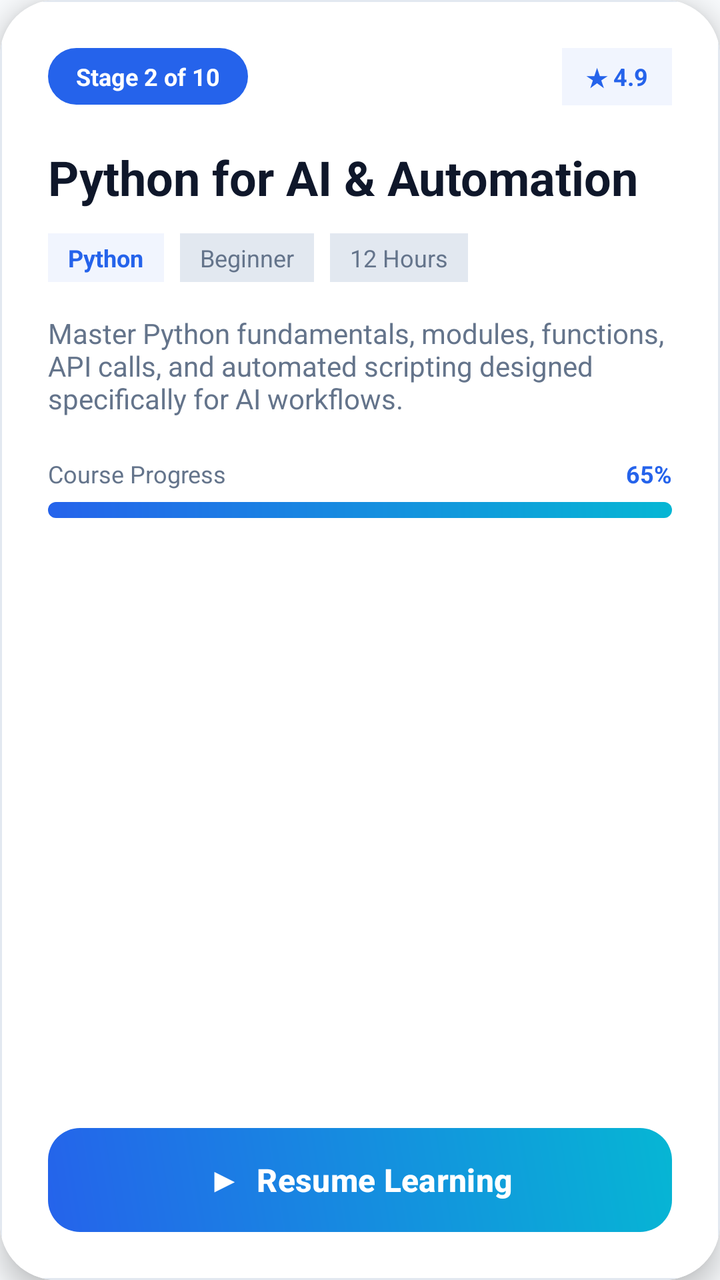
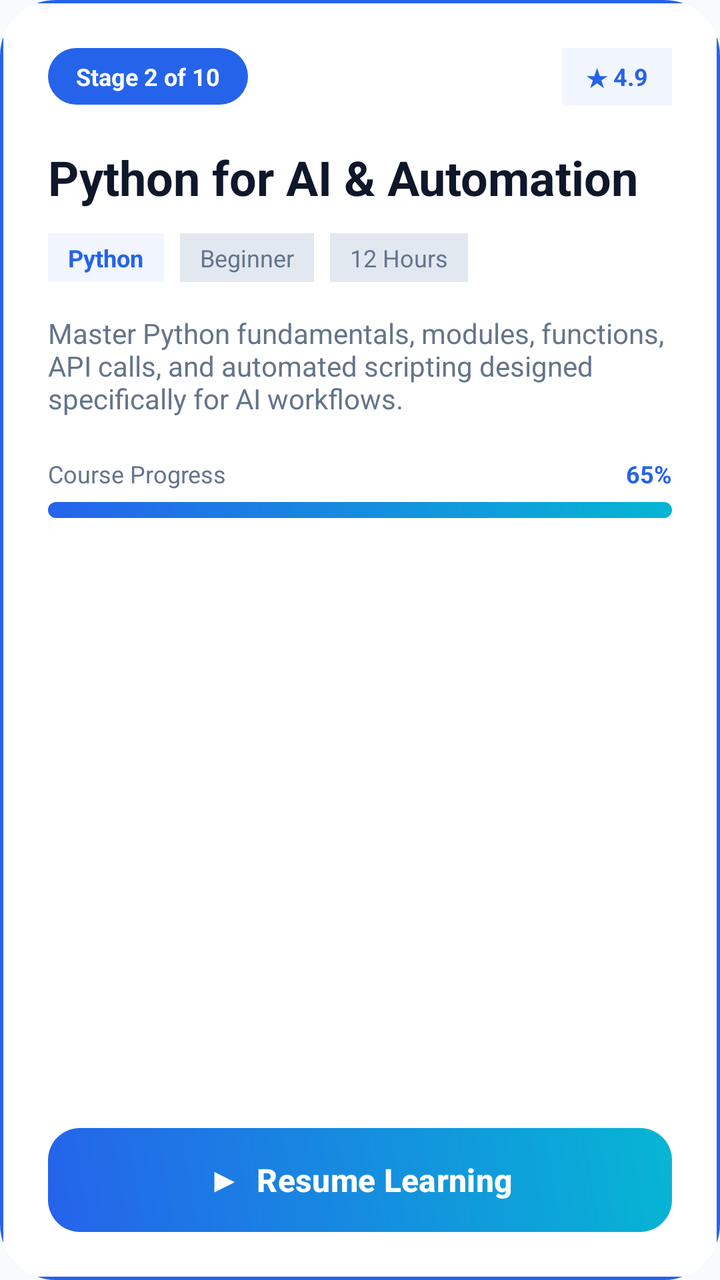

Screens rendered from an Android XML layout before and after an edit, with the pre-edit source and the edit as a unified diff.
<!-- AndroidManifest.xml: application theme Theme.CertifAI -->
<!-- res/layout/item_course_carousel.xml -->
<?xml version="1.0" encoding="utf-8"?>
<androidx.cardview.widget.CardView xmlns:android="http://schemas.android.com/apk/res/android"
    xmlns:app="http://schemas.android.com/apk/res-auto"
    xmlns:tools="http://schemas.android.com/tools"
    android:layout_width="match_parent"
    android:layout_height="350dp"
    android:layout_marginHorizontal="16dp"
    android:layout_marginVertical="24dp"
    app:cardBackgroundColor="@color/surface_light"
    app:cardCornerRadius="28dp"
    app:cardElevation="8dp">

    <androidx.constraintlayout.widget.ConstraintLayout
        android:layout_width="match_parent"
        android:layout_height="match_parent"
        android:background="@drawable/bg_card_surface"
        android:padding="24dp">

        
        <TextView
            android:id="@+id/tvStageBadge"
            android:layout_width="wrap_content"
            android:layout_height="wrap_content"
            android:background="@drawable/bg_chip_selected"
            android:paddingHorizontal="14dp"
            android:paddingVertical="6dp"
            android:text="Stage 2 of 10"
            android:textColor="@color/white"
            android:textSize="12sp"
            android:textStyle="bold"
            app:layout_constraintStart_toStartOf="parent"
            app:layout_constraintTop_toTopOf="parent" />

        
        <TextView
            android:id="@+id/tvRating"
            android:layout_width="wrap_content"
            android:layout_height="wrap_content"
            android:background="#102563EB"
            android:paddingHorizontal="12dp"
            android:paddingVertical="6dp"
            android:text="★ 4.9"
            android:textColor="@color/electric_blue"
            android:textSize="12sp"
            android:textStyle="bold"
            app:layout_constraintEnd_toEndOf="parent"
            app:layout_constraintTop_toTopOf="parent" />

        
        <TextView
            android:id="@+id/tvCourseTitle"
            android:layout_width="0dp"
            android:layout_height="wrap_content"
            android:layout_marginTop="20dp"
            android:text="Python for AI &amp; Automation"
            android:textColor="@color/text_primary_light"
            android:textSize="24sp"
            android:textStyle="bold"
            app:layout_constraintEnd_toEndOf="parent"
            app:layout_constraintStart_toStartOf="parent"
            app:layout_constraintTop_toBottomOf="@id/tvStageBadge" />

        
        <LinearLayout
            android:id="@+id/llMetadata"
            android:layout_width="0dp"
            android:layout_height="wrap_content"
            android:layout_marginTop="12dp"
            android:orientation="horizontal"
            app:layout_constraintEnd_toEndOf="parent"
            app:layout_constraintStart_toStartOf="parent"
            app:layout_constraintTop_toBottomOf="@id/tvCourseTitle">

            <TextView
                android:id="@+id/tvCategory"
                android:layout_width="wrap_content"
                android:layout_height="wrap_content"
                android:layout_marginEnd="8dp"
                android:background="#102563EB"
                android:paddingHorizontal="10dp"
                android:paddingVertical="4dp"
                android:text="Python"
                android:textColor="@color/electric_blue"
                android:textSize="12sp"
                android:textStyle="bold" />

            <TextView
                android:id="@+id/tvLevel"
                android:layout_width="wrap_content"
                android:layout_height="wrap_content"
                android:layout_marginEnd="8dp"
                android:background="@color/border_light"
                android:paddingHorizontal="10dp"
                android:paddingVertical="4dp"
                android:text="Beginner"
                android:textColor="@color/text_secondary_light"
                android:textSize="12sp" />

            <TextView
                android:id="@+id/tvDuration"
                android:layout_width="wrap_content"
                android:layout_height="wrap_content"
                android:background="@color/border_light"
                android:paddingHorizontal="10dp"
                android:paddingVertical="4dp"
                android:text="12 Hours"
                android:textColor="@color/text_secondary_light"
                android:textSize="12sp" />
        </LinearLayout>

        
        <TextView
            android:id="@+id/tvDescription"
            android:layout_width="0dp"
            android:layout_height="wrap_content"
            android:layout_marginTop="16dp"
            android:ellipsize="end"
            android:maxLines="3"
            android:text="Master Python fundamentals, modules, functions, API calls, and automated scripting designed specifically for AI workflows."
            android:textColor="@color/text_secondary_light"
            android:textSize="14sp"
            app:layout_constraintEnd_toEndOf="parent"
            app:layout_constraintStart_toStartOf="parent"
            app:layout_constraintTop_toBottomOf="@id/llMetadata" />

        
        <LinearLayout
            android:id="@+id/llProgress"
            android:layout_width="0dp"
            android:layout_height="wrap_content"
            android:layout_marginTop="20dp"
            android:orientation="vertical"
            app:layout_constraintEnd_toEndOf="parent"
            app:layout_constraintStart_toStartOf="parent"
            app:layout_constraintTop_toBottomOf="@id/tvDescription">

            <LinearLayout
                android:layout_width="match_parent"
                android:layout_height="wrap_content"
                android:orientation="horizontal">

                <TextView
                    android:layout_width="0dp"
                    android:layout_height="wrap_content"
                    android:layout_weight="1"
                    android:text="Course Progress"
                    android:textColor="@color/text_secondary_light"
                    android:textSize="12sp" />

                <TextView
                    android:id="@+id/tvProgressPercent"
                    android:layout_width="wrap_content"
                    android:layout_height="wrap_content"
                    android:text="65%"
                    android:textColor="@color/electric_blue"
                    android:textSize="12sp"
                    android:textStyle="bold" />
            </LinearLayout>

            <ProgressBar
                android:id="@+id/pbProgress"
                style="@android:style/Widget.ProgressBar.Horizontal"
                android:layout_width="match_parent"
                android:layout_height="8dp"
                android:layout_marginTop="6dp"
                android:max="100"
                android:progress="65"
                android:progressDrawable="@drawable/bg_primary_button" />
        </LinearLayout>

        
        <Button
            android:id="@+id/btnStartCourse"
            android:layout_width="0dp"
            android:layout_height="52dp"
            android:background="@drawable/bg_primary_button"
            android:text="▶  Resume Learning"
            android:textAllCaps="false"
            android:textColor="@color/white"
            android:textSize="16sp"
            android:textStyle="bold"
            app:backgroundTint="@null"
            app:layout_constraintBottom_toBottomOf="parent"
            app:layout_constraintEnd_toEndOf="parent"
            app:layout_constraintStart_toStartOf="parent" />

    </androidx.constraintlayout.widget.ConstraintLayout>
</androidx.cardview.widget.CardView>
<!-- resources referenced by this layout -->
<resources>
  <color name="border_light">#E2E8F0</color>
  <color name="electric_blue">#2563EB</color>
  <color name="surface_light">#FFFFFF</color>
  <color name="text_primary_light">#0F172A</color>
  <color name="text_secondary_light">#64748B</color>
  <color name="white">#FFFFFFFF</color>
  <!-- drawable bg_card_surface (drawable) -->
  <?xml version="1.0" encoding="utf-8"?>
  <shape xmlns:android="http://schemas.android.com/apk/res/android"
      android:shape="rectangle">
      <solid android:color="@color/surface_light" />
      <corners android:radius="18dp" />
      <stroke
          android:width="1dp"
          android:color="@color/border_light" />
  </shape>
  <!-- drawable bg_chip_selected (drawable) -->
  <?xml version="1.0" encoding="utf-8"?>
  <shape xmlns:android="http://schemas.android.com/apk/res/android"
      android:shape="rectangle">
      <solid android:color="@color/electric_blue" />
      <corners android:radius="20dp" />
  </shape>
  <!-- drawable bg_primary_button (drawable) -->
  <?xml version="1.0" encoding="utf-8"?>
  <shape xmlns:android="http://schemas.android.com/apk/res/android"
      android:shape="rectangle">
      <gradient
          android:angle="45"
          android:endColor="@color/cyan_accent"
          android:startColor="@color/electric_blue" />
      <corners android:radius="16dp" />
  </shape>
  <style name="Theme.CertifAI" parent="Base.Theme.CertifAI" />
  <color name="cyan_accent">#06B6D4</color>
  <style name="Base.Theme.CertifAI" parent="Theme.Material3.DayNight.NoActionBar">
          <item name="colorPrimary">@color/electric_blue</item>
          <item name="colorOnPrimary">@color/white</item>
          <item name="colorSecondary">@color/cyan_accent</item>
          <item name="android:statusBarColor">@color/bg_light</item>
          <item name="android:windowLightStatusBar">true</item>
          <item name="android:windowBackground">@color/bg_light</item>
      </style>
  <color name="bg_light">#F8FAFC</color>
</resources>

<!-- the commit's change to res/layout/item_course_carousel.xml (unified diff, before → after) -->
@@ -8,7 +8,7 @@
     android:layout_marginVertical="24dp"
     app:cardBackgroundColor="@color/surface_light"
     app:cardCornerRadius="28dp"
-    app:cardElevation="8dp">
+    app:cardElevation="0dp">
 
     <androidx.constraintlayout.widget.ConstraintLayout
         android:layout_width="match_parent"
<!-- resource entries referenced after the edit -->
@@ -13,8 +13,8 @@
       <solid android:color="@color/surface_light" />
       <corners android:radius="18dp" />
       <stroke
-          android:width="1dp"
-          android:color="@color/border_light" />
+          android:width="1.5dp"
+          android:color="@color/electric_blue" />
   </shape>
   <!-- drawable bg_chip_selected (drawable) -->
   <?xml version="1.0" encoding="utf-8"?>
